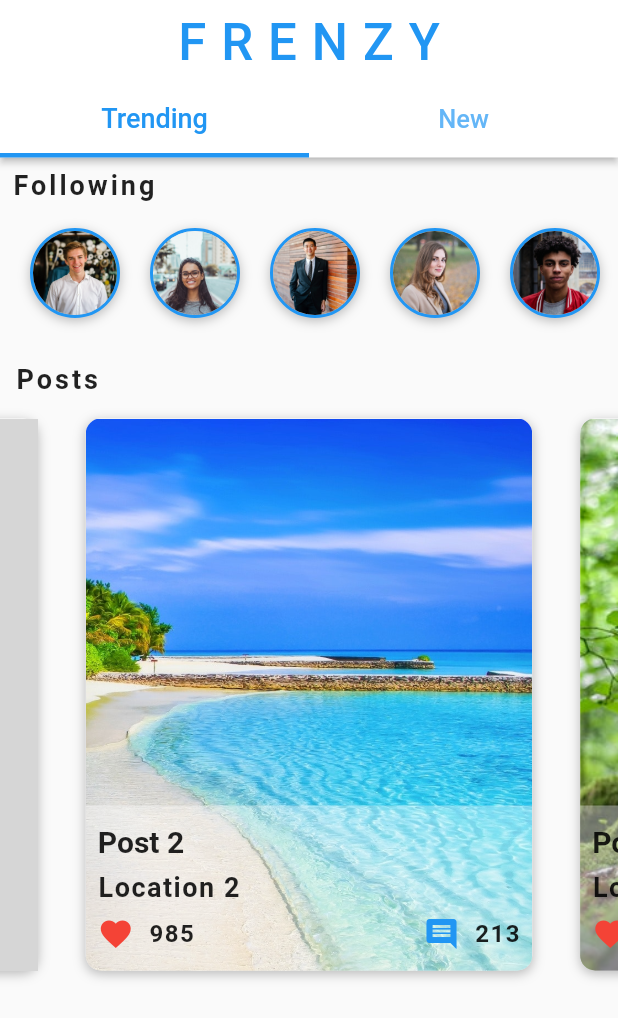
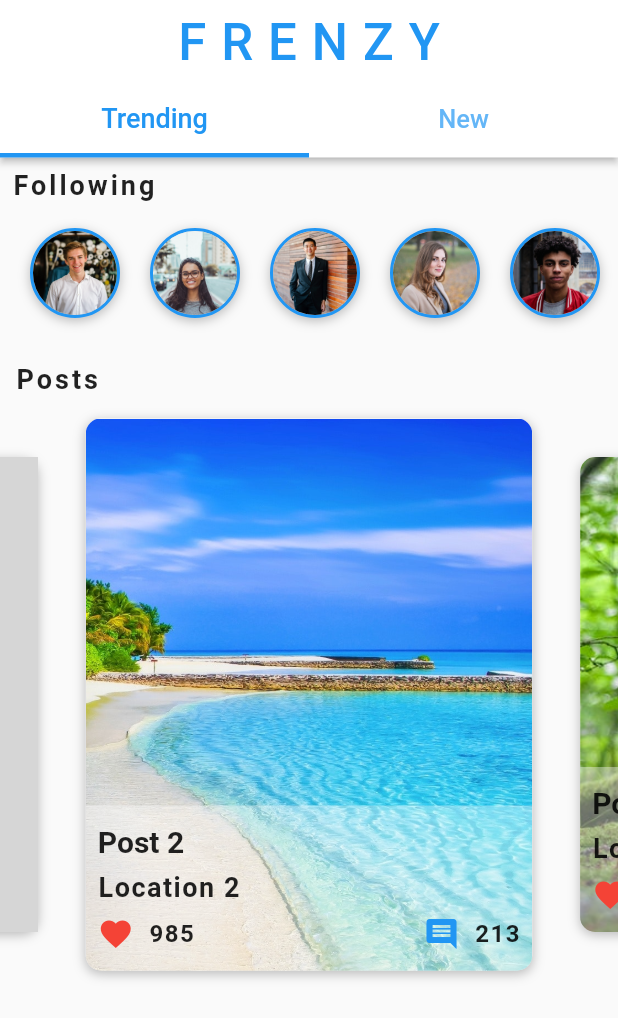
Before and after one commit to TheKetan2/social_app_ui_flutter, a Flutter app: the HomeScreen screen opened directly, swiped to page 3, on a phone screen of 412 x 824 dp. Shown: the top 1018 px of the screen. Run offline on Flutter 3.47's test engine with Material 2 defaults, Android fonts, the phone set to English and light mode, and no system bars; grey boxes are pictures that could not be loaded.

```diff
--- a/lib/widgets/post_carousel.dart
+++ b/lib/widgets/post_carousel.dart
@@ -11,7 +11,21 @@ class PostCarousel extends StatelessWidget {
 
   Widget _buildPost(BuildContext context, int index) {
     Post post = posts[index];
-    return Stack(
+    return AnimatedBuilder(
+      animation: pageController,
+      builder: (BuildContext context, Widget widget) {
+        double value = 1;
+        if (pageController.position.haveDimensions) {
+          value = pageController.page - index;
+          value = (1 - (value.abs() * 0.25).clamp(0.0, 1.0));
+        }
+        return Center(
+            child: SizedBox(
+          height: Curves.easeInOut.transform(value) * 400,
+          child: widget,
+        ));
+      },
+      child: Stack(
         children: [
           Container(
             margin: EdgeInsets.all(16.0),
@@ -120,6 +134,7 @@ class PostCarousel extends StatelessWidget {
             ),
           ),
         ],
+      ),
     );
   }
 
```
Lines whose indentation alone changed are shown as unchanged.
